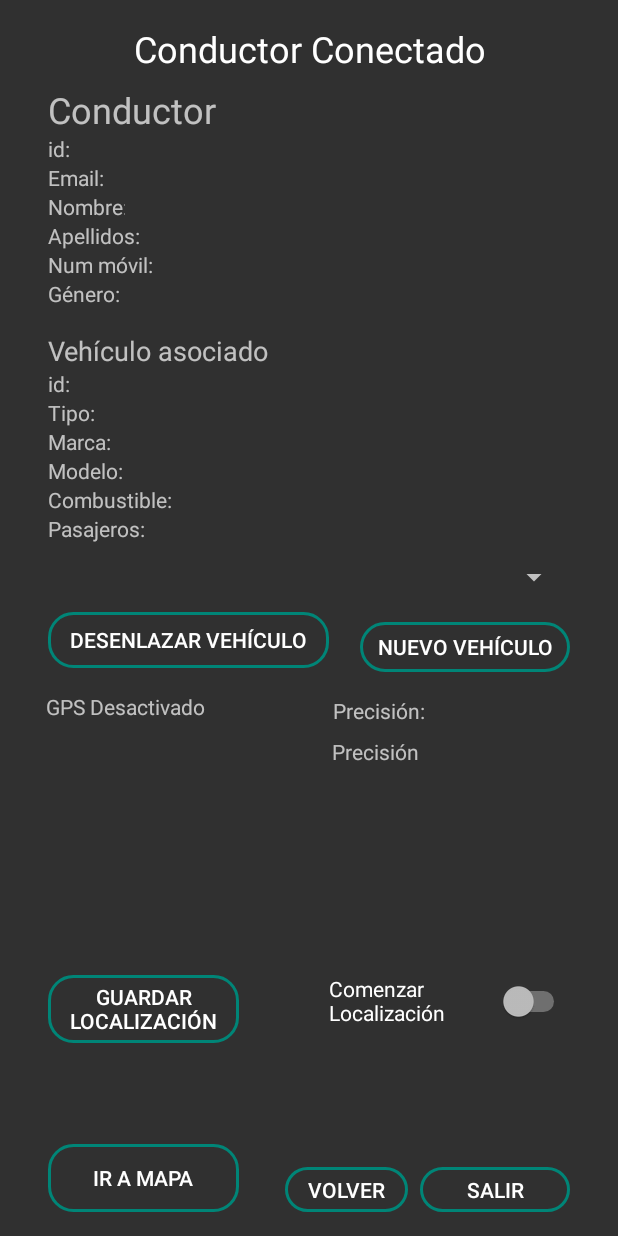
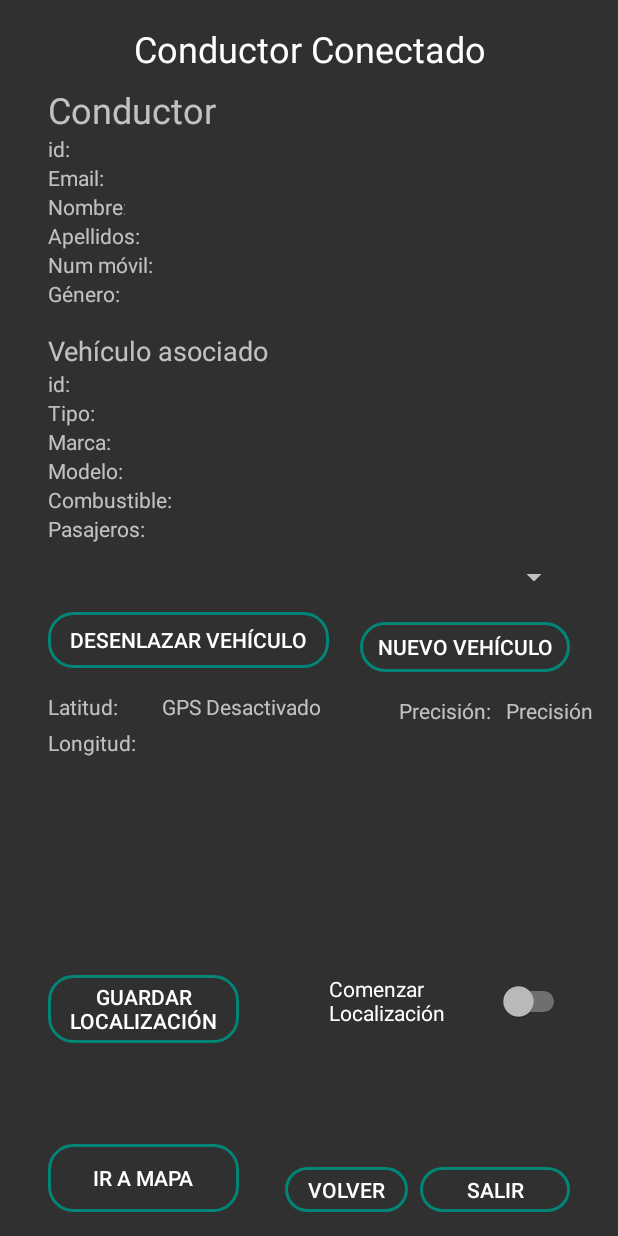
Before and after one commit to avillenam/geoloc, an Android app: the Activity_Usuario_Conectado screen opened directly, with no data from a screen before it, on a phone screen of 412 x 824 dp. Run offline under Robolectric (Android 15) with nearby library versions, the phone set to English and light mode, and no system bars.

Commit message:
Version 2.3

```diff
--- a/app/src/main/java/com/uned/geoloc_3/Interface/JsonHerokuapp.java
+++ b/app/src/main/java/com/uned/geoloc_3/Interface/JsonHerokuapp.java
@@ -127,7 +127,8 @@ public interface JsonHerokuapp {
             @Field("id_vehicle") int id_vehicle,
             @Field("id_driver") int id_driver,
             @Field("coord_x") double coord_x,
-            @Field("coord_y") double coord_y
+            @Field("coord_y") double coord_y,
+            @Field("accuracy") double accuracy
     );
     // Establece relación conductor-vehiculo
 }
--- a/app/src/main/res/layout/activity_user_loged.xml
+++ b/app/src/main/res/layout/activity_user_loged.xml
@@ -5,6 +5,33 @@
     android:layout_width="match_parent"
     android:layout_height="match_parent"
     tools:context=".Activity_Usuario_Conectado">
+
+    <TextView
+        android:id="@+id/tv_longitud"
+        android:layout_width="60dp"
+        android:layout_height="24dp"
+        android:layout_marginStart="32dp"
+        android:layout_marginLeft="32dp"
+        android:ems="10"
+        android:inputType="text"
+        android:text="Longitud:"
+        android:textSize="14sp"
+        app:layout_constraintStart_toStartOf="parent"
+        app:layout_constraintTop_toBottomOf="@+id/tv_latitud" />
+
+    <TextView
+        android:id="@+id/tv_latitud"
+        android:layout_width="60dp"
+        android:layout_height="24dp"
+        android:layout_marginStart="32dp"
+        android:layout_marginLeft="32dp"
+        android:layout_marginTop="16dp"
+        android:ems="10"
+        android:inputType="text"
+        android:text="Latitud:"
+        android:textSize="14sp"
+        app:layout_constraintStart_toStartOf="parent"
+        app:layout_constraintTop_toBottomOf="@+id/btn_deattach_vehicle" />
 
     <Button
         android:id="@+id/btn_mapa"
@@ -381,18 +408,16 @@
 
     <TextView
         android:id="@+id/tv_accuracy"
-        android:layout_width="158dp"
-        android:layout_height="19dp"
+        android:layout_width="71dp"
+        android:layout_height="24dp"
+        android:layout_marginStart="52dp"
+        android:layout_marginLeft="52dp"
         android:layout_marginTop="16dp"
-        android:layout_marginEnd="32dp"
-        android:layout_marginRight="32dp"
         android:ems="10"
         android:inputType="text"
         android:text="Precisión:"
         android:textSize="14sp"
-        app:layout_constraintEnd_toEndOf="parent"
-        app:layout_constraintHorizontal_bias="1.0"
-        app:layout_constraintStart_toStartOf="parent"
+        app:layout_constraintStart_toEndOf="@+id/txt_latitud"
         app:layout_constraintTop_toBottomOf="@+id/btn_create_vehicle" />
 
     <Spinner
@@ -493,17 +518,6 @@
         app:layout_constraintTop_toBottomOf="@+id/tv_vehicle" />
 
     <TextView
-        android:id="@+id/txt_longitud"
-        android:layout_width="wrap_content"
-        android:layout_height="wrap_content"
-        android:layout_marginStart="32dp"
-        android:layout_marginLeft="32dp"
-        android:layout_marginTop="8dp"
-        android:text="Longitud"
-        app:layout_constraintStart_toStartOf="parent"
-        app:layout_constraintTop_toBottomOf="@+id/txt_latitud" />
-
-    <TextView
         android:id="@+id/txt_direccion"
         android:layout_width="346dp"
         android:layout_height="47dp"
@@ -520,26 +534,36 @@
     <TextView
         android:id="@+id/txt_latitud"
         android:layout_width="wrap_content"
-        android:layout_height="wrap_content"
-        android:layout_marginStart="24dp"
-        android:layout_marginLeft="24dp"
+        android:layout_height="24dp"
+        android:layout_marginStart="16dp"
+        android:layout_marginLeft="16dp"
         android:layout_marginTop="16dp"
         android:text="Latitud"
-        app:layout_constraintEnd_toEndOf="parent"
-        app:layout_constraintHorizontal_bias="0.024"
-        app:layout_constraintStart_toStartOf="parent"
+        app:layout_constraintStart_toEndOf="@+id/tv_latitud"
         app:layout_constraintTop_toBottomOf="@+id/btn_deattach_vehicle" />
 
     <TextView
+        android:id="@+id/txt_longitud"
+        android:layout_width="wrap_content"
+        android:layout_height="24dp"
+        android:layout_marginStart="16dp"
+        android:layout_marginLeft="16dp"
+        android:text="Longitud"
+        app:layout_constraintStart_toEndOf="@+id/tv_longitud"
+        app:layout_constraintTop_toBottomOf="@+id/txt_latitud" />
+
+    <TextView
         android:id="@+id/txt_precision"
-        android:layout_width="108dp"
-        android:layout_height="21dp"
-        android:layout_marginTop="8dp"
+        android:layout_width="wrap_content"
+        android:layout_height="24dp"
+        android:layout_marginTop="16dp"
+        android:layout_marginEnd="32dp"
+        android:layout_marginRight="32dp"
         android:text="Precisión"
         app:layout_constraintEnd_toEndOf="parent"
-        app:layout_constraintHorizontal_bias="0.729"
-        app:layout_constraintStart_toStartOf="parent"
-        app:layout_constraintTop_toBottomOf="@+id/tv_accuracy" />
+        app:layout_constraintHorizontal_bias="0.0"
+        app:layout_constraintStart_toEndOf="@+id/tv_accuracy"
+        app:layout_constraintTop_toBottomOf="@+id/btn_create_vehicle" />
 
 
 </androidx.constraintlayout.widget.ConstraintLayout>
```
Also changed, not shown: app/src/main/java/com/uned/geoloc_3/Activity_Usuario_Conectado.java (+31 -11 lines).
